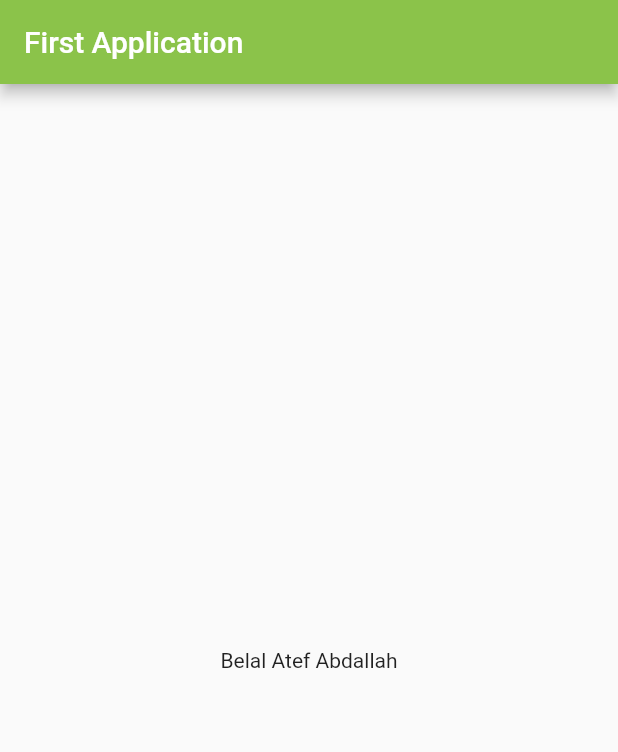
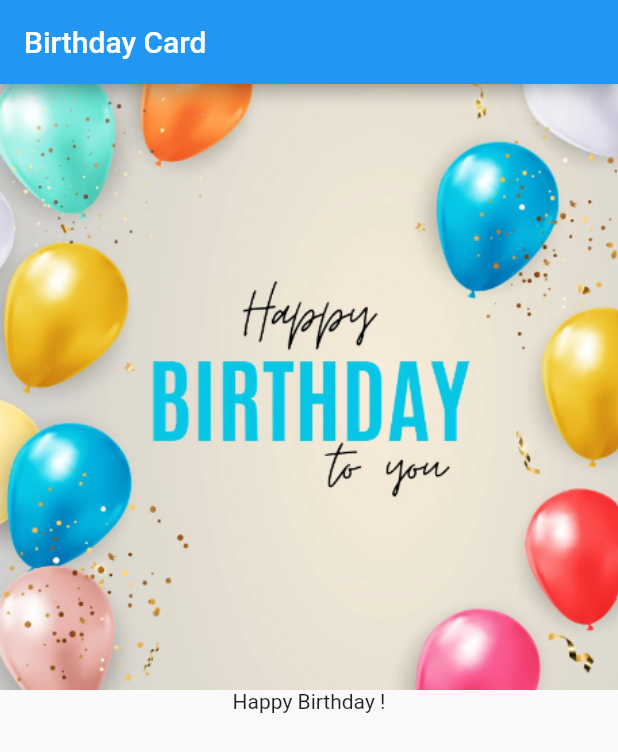
Before and after one commit to Belal-Atef/flutter_application_1, a Flutter app: the screen it shows after launch, on a phone screen of 412 x 824 dp. Shown: the top 752 px of the screen. Run offline on Flutter 3.47's test engine with Material 2 defaults, Android fonts, the phone set to English and light mode, and no system bars.

Commit message:
this first commit

```diff
--- a/lib/main.dart
+++ b/lib/main.dart
@@ -5,29 +5,43 @@ void main() {
 }
 
 class MyApp extends StatelessWidget {
-  const MyApp({Key? key}) : super(key: key);
-
+  const MyApp({super.key});
   @override
   Widget build(BuildContext context) {
-    return const MaterialApp(
-      home: FirstApp(),
+    return MaterialApp(
+      title: 'Flutter Demo',
+      theme: ThemeData(
+        primarySwatch: Colors.blue,
+      ),
+      home: const MyHomePage(title: 'Flutter Demo Home Page'),
     );
   }
 }
 
-class FirstApp extends StatelessWidget {
-  const FirstApp({super.key});
+class MyHomePage extends StatefulWidget {
+  const MyHomePage({super.key, required this.title});
 
+  final String title;
+
+  @override
+  State<MyHomePage> createState() => _MyHomePageState();
+}
+
+class _MyHomePageState extends State<MyHomePage> {
   @override
   Widget build(BuildContext context) {
     return Scaffold(
-      appBar: AppBar(
-        title: Text("First Application"),
-        backgroundColor: Colors.lightGreen,
-      ),
+      appBar: AppBar(title: const Text("Birthday Card")),
       body: Center(
-        child: Text(
-          "Belal Atef Abdallah"),
+        child: Column(
+          children: [
+            Image(image: AssetImage('image/birth.png')),
+            Text(
+              'Happy Birthday !',
+
+            )
+          ],
+        ),
       ),
     );
   }
--- a/pubspec.yaml
+++ b/pubspec.yaml
@@ -59,9 +59,8 @@ flutter:
   uses-material-design: true
 
   # To add assets to your application, add an assets section, like this:
-  # assets:
-  #   - images/a_dot_burr.jpeg
-  #   - images/a_dot_ham.jpeg
+  assets:
+    - image/birth.png
 
   # An image asset can refer to one or more resolution-specific "variants", see
   # https://flutter.dev/assets-and-images/#resolution-aware
```
Also changed, not shown: image/birth.png (added).
